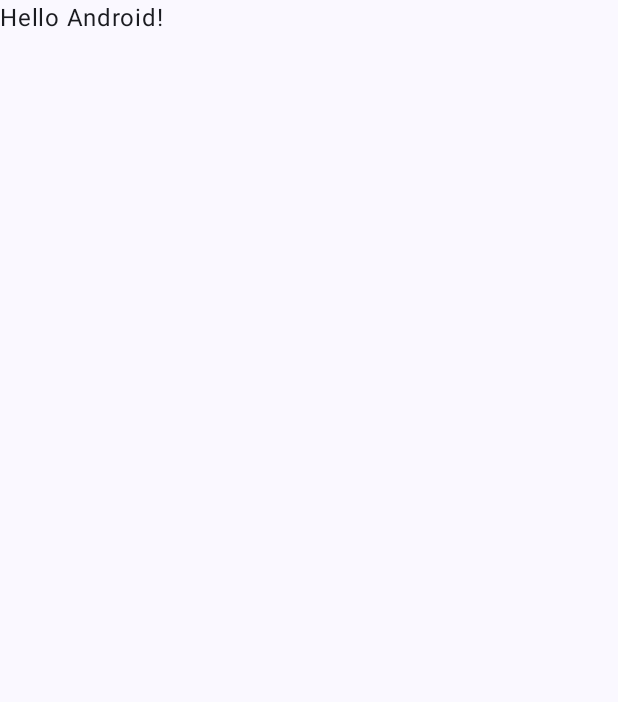
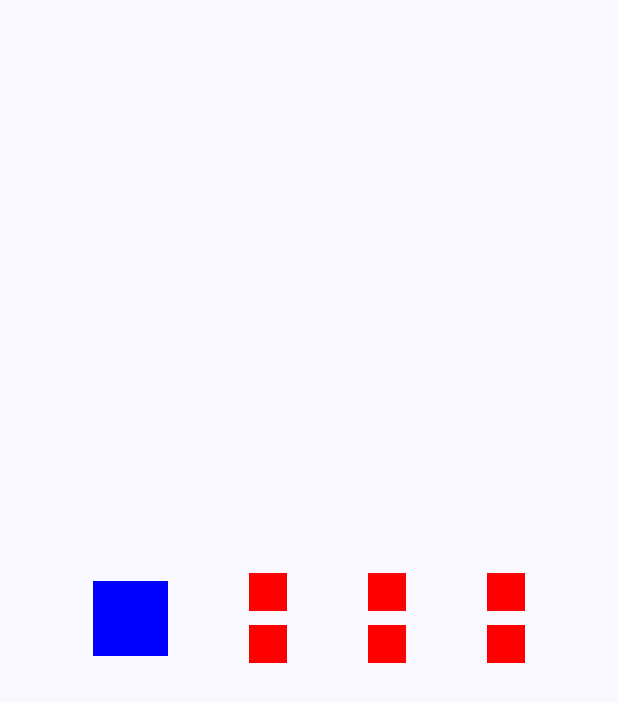
Before and after one commit to 1beattrue/InstagramCardCompose, an Android app built with Jetpack Compose: the screen it shows after launch (MainActivity), on a phone screen of 412 x 824 dp. Before the commit the part shown is almost empty. Shown: the top 702 px of the screen. Run offline under Robolectric (Android 15) with nearby library versions, the phone set to English and light mode, and no system bars.

Commit message:
Заготовка макета

```diff
--- a/app/src/main/java/edu/mirea/onebeattrue/instagramcardcompose/MainActivity.kt
+++ b/app/src/main/java/edu/mirea/onebeattrue/instagramcardcompose/MainActivity.kt
@@ -3,44 +3,35 @@
 import android.os.Bundle
 import androidx.activity.ComponentActivity
 import androidx.activity.compose.setContent
+import androidx.compose.foundation.layout.Box
+import androidx.compose.foundation.layout.Column
+import androidx.compose.foundation.layout.Row
 import androidx.compose.foundation.layout.fillMaxSize
+import androidx.compose.foundation.layout.fillMaxWidth
+import androidx.compose.foundation.layout.height
+import androidx.compose.foundation.layout.padding
 import androidx.compose.material3.MaterialTheme
 import androidx.compose.material3.Surface
 import androidx.compose.material3.Text
 import androidx.compose.runtime.Composable
 import androidx.compose.ui.Modifier
 import androidx.compose.ui.tooling.preview.Preview
+import androidx.compose.ui.unit.dp
 import edu.mirea.onebeattrue.instagramcardcompose.ui.theme.InstagramCardComposeTheme
+import edu.mirea.onebeattrue.instagramcardcompose.ui.theme.InstagramProfileCard
 
 class MainActivity : ComponentActivity() {
     override fun onCreate(savedInstanceState: Bundle?) {
         super.onCreate(savedInstanceState)
         setContent {
             InstagramCardComposeTheme {
-                // A surface container using the 'background' color from the theme
                 Surface(
                     modifier = Modifier.fillMaxSize(),
                     color = MaterialTheme.colorScheme.background
                 ) {
-                    Greeting("Android")
+                    InstagramProfileCard()
                 }
             }
         }
     }
 }
-
-@Composable
-fun Greeting(name: String, modifier: Modifier = Modifier) {
-    Text(
-        text = "Hello $name!",
-        modifier = modifier
-    )
-}
-
-@Preview(showBackground = true)
-@Composable
-fun GreetingPreview() {
-    InstagramCardComposeTheme {
-        Greeting("Android")
-    }
-}
--- /dev/null
+++ b/app/src/main/java/edu/mirea/onebeattrue/instagramcardcompose/ui/theme/InstagramProfileCard.kt
@@ -0,0 +1,65 @@
+package edu.mirea.onebeattrue.instagramcardcompose.ui.theme
+
+import androidx.compose.foundation.background
+import androidx.compose.foundation.layout.Arrangement
+import androidx.compose.foundation.layout.Box
+import androidx.compose.foundation.layout.Column
+import androidx.compose.foundation.layout.Row
+import androidx.compose.foundation.layout.fillMaxWidth
+import androidx.compose.foundation.layout.height
+import androidx.compose.foundation.layout.padding
+import androidx.compose.foundation.layout.size
+import androidx.compose.runtime.Composable
+import androidx.compose.ui.Alignment
+import androidx.compose.ui.Modifier
+import androidx.compose.ui.graphics.Color
+import androidx.compose.ui.tooling.preview.Preview
+import androidx.compose.ui.unit.dp
+
+@Preview
+@Composable
+fun InstagramProfileCard() {
+    Row(
+        modifier = Modifier
+            .fillMaxWidth()
+            .padding(8.dp),
+        horizontalArrangement = Arrangement.SpaceEvenly,
+        verticalAlignment = Alignment.CenterVertically
+    ) {
+        Box(
+            modifier = Modifier
+                .background(Color.Blue)
+                .size(50.dp)
+        ) {
+
+        }
+        TwoBoxes()
+        TwoBoxes()
+        TwoBoxes()
+    }
+}
+
+@Composable
+private fun TwoBoxes() {
+    Column(
+        modifier = Modifier
+            .height(80.dp),
+        verticalArrangement = Arrangement.SpaceEvenly,
+        horizontalAlignment = Alignment.CenterHorizontally
+    ) {
+        Box(
+            modifier = Modifier
+                .background(color = Color.Red)
+                .size(25.dp)
+        ) {
+
+        }
+        Box(
+            modifier = Modifier
+                .background(color = Color.Red)
+                .size(25.dp)
+        ) {
+
+        }
+    }
+}
```
